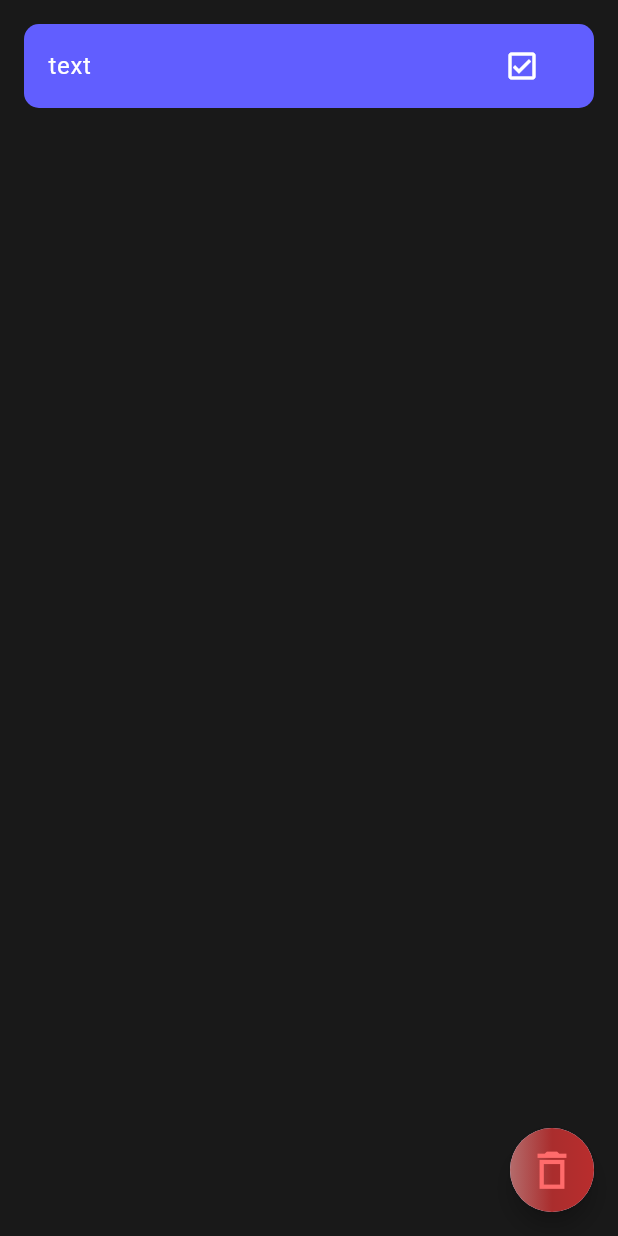
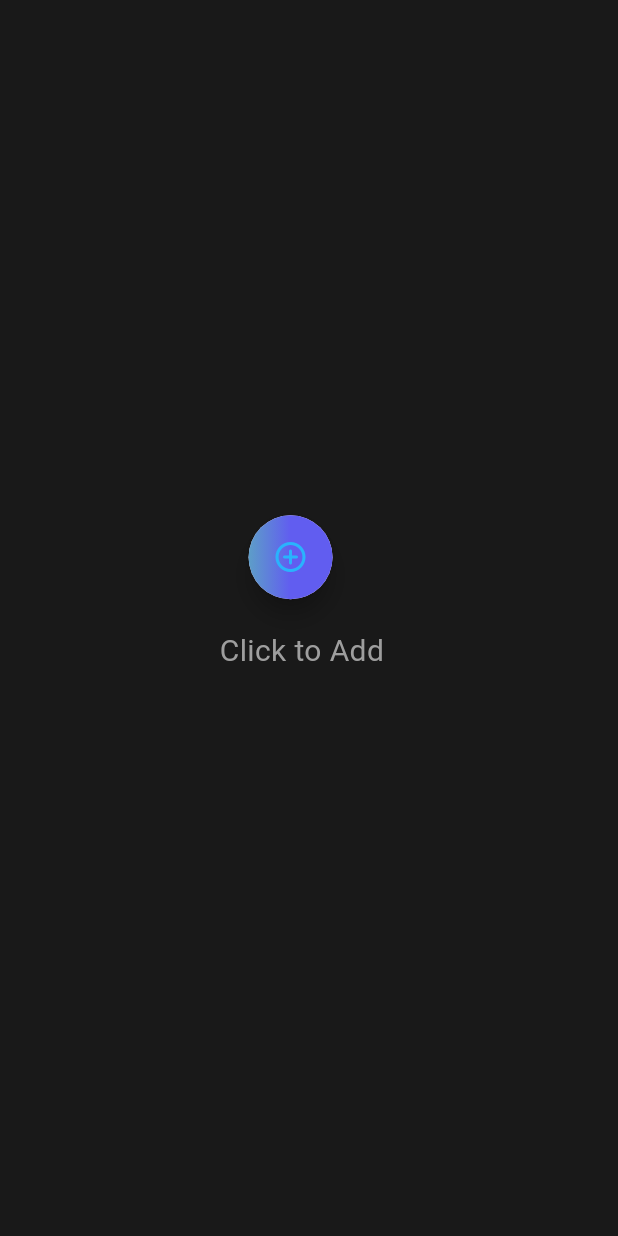
Before and after one commit to Ajaykumaryadav-Aj/mytodo_app, a Flutter app: the CompleteScreen screen opened directly, on a phone screen of 412 x 824 dp. Run offline on Flutter 3.47's test engine with Material 2 defaults, Android fonts, the phone set to English and light mode, and no system bars.

Commit message:
add text in screen

```diff
--- a/lib/provider/todo_provider.dart
+++ b/lib/provider/todo_provider.dart
@@ -3,10 +3,10 @@ import 'package:mytodo_app/models/todo_model.dart';
 
 class TodoProvider with ChangeNotifier {
   List<TodoModel> todoTaskList = [
-    TodoModel(text: 'text',
-         isDone: false
-        ),
-    TodoModel(text: 'hhh', isDone: true),
+    // TodoModel(text: 'text',
+    //      isDone: false
+    //     ),
+    // TodoModel(text: 'hhh', isDone: true),
   ];
 
   List<TodoModel> get completeTask =>
--- a/lib/screen/complete_screen.dart
+++ b/lib/screen/complete_screen.dart
@@ -50,20 +50,48 @@ class _CompleteScreenState extends State<CompleteScreen> {
             )
           : Column(
               mainAxisAlignment: MainAxisAlignment.center,
+              crossAxisAlignment: CrossAxisAlignment.center,
               children: [
                 Padding(
                   padding: const EdgeInsets.only(right: 155),
                   child: FloatingActionButton(
                     shape: const CircleBorder(),
-                    backgroundColor: const Color.fromARGB(255, 8, 109, 191),
+                    // backgroundColor: const Color.fromARGB(255, 8, 109, 191),
                     onPressed: () {},
-                    child: const Icon(Icons.add_circle_outline_rounded),
+                    child: Container(
+                      width: 57,
+                      height: 57,
+                      decoration: const BoxDecoration(
+                          gradient: LinearGradient(
+                            colors: [
+                              Color.fromRGBO(93, 158, 200, 1),
+                              Color.fromRGBO(97, 93, 240, 1),
+                              // Color.fromRGBO(145, 142, 255, 1),
+                              Color.fromRGBO(97, 93, 240, 1),
+                              // Color.fromRGBO(255, 255, 255, 1),
+                              // Color.fromRGBO(255, 255, 255, 0),
+                            ],
+                          ),
+                          shape: BoxShape.circle),
+                      child: const Icon(Icons.add_circle_outline_rounded,
+                          color: Color.fromRGBO(41, 179, 253, 1)),
+                    ),
                   ),
                 ),
-                // const Text(
-                //   'Click to Add',
-                //   style: TextStyle(color: Colors.grey, fontSize: 18),
-                // )
+                const SizedBox(
+                  height: 10,
+                ),
+                const Padding(
+                  padding: EdgeInsets.only(
+                    right: 140,
+                    top: 10,
+                    left: 0,
+                  ),
+                  child: Text(
+                    'Click to Add',
+                    style: TextStyle(color: Colors.grey, fontSize: 20),
+                  ),
+                )
               ],
             ),
       body: Selector<TodoProvider, List<TodoModel>>(
```
Also changed, not shown: lib/screen/due_task_screen.dart (+24 -11 lines).
